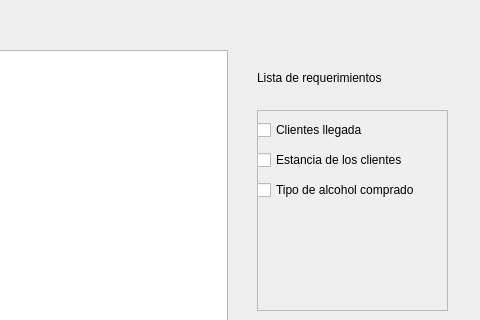
Above: interfaces/ventana_ventas/Ingreso_datos_ventas.ui from EscuelaProyectosPOO/simulacion before the change; both pictures show x 523 to 1003 and y 120 to 440 of the 1003 by 610 pixel window. Below: the same form after it.
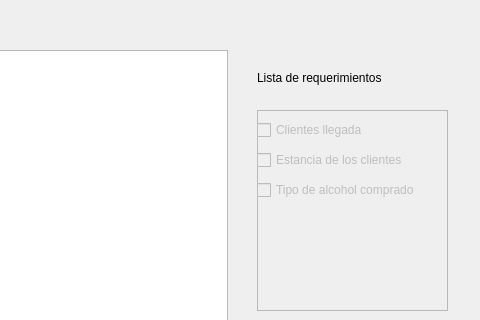
That is the form after the change.

Commit message: agregamiento de header a las tablas de avbastecimiento ye ventas

What changed in the file:
```diff
--- a/interfaces/ventana_ventas/Ingreso_datos_ventas.ui
+++ b/interfaces/ventana_ventas/Ingreso_datos_ventas.ui
@@ -121,6 +121,9 @@
     <enum>QFrame::Raised</enum>
    </property>
    <widget class="QCheckBox" name="checkBox_7">
+    <property name="enabled">
+     <bool>false</bool>
+    </property>
     <property name="geometry">
      <rect>
       <x>0</x>
@@ -134,6 +137,9 @@
     </property>
    </widget>
    <widget class="QCheckBox" name="checkBox_8">
+    <property name="enabled">
+     <bool>false</bool>
+    </property>
     <property name="geometry">
      <rect>
       <x>0</x>
@@ -147,6 +153,9 @@
     </property>
    </widget>
    <widget class="QCheckBox" name="checkBox_9">
+    <property name="enabled">
+     <bool>false</bool>
+    </property>
     <property name="geometry">
      <rect>
       <x>0</x>
```
The commit also changes 5 other files.
